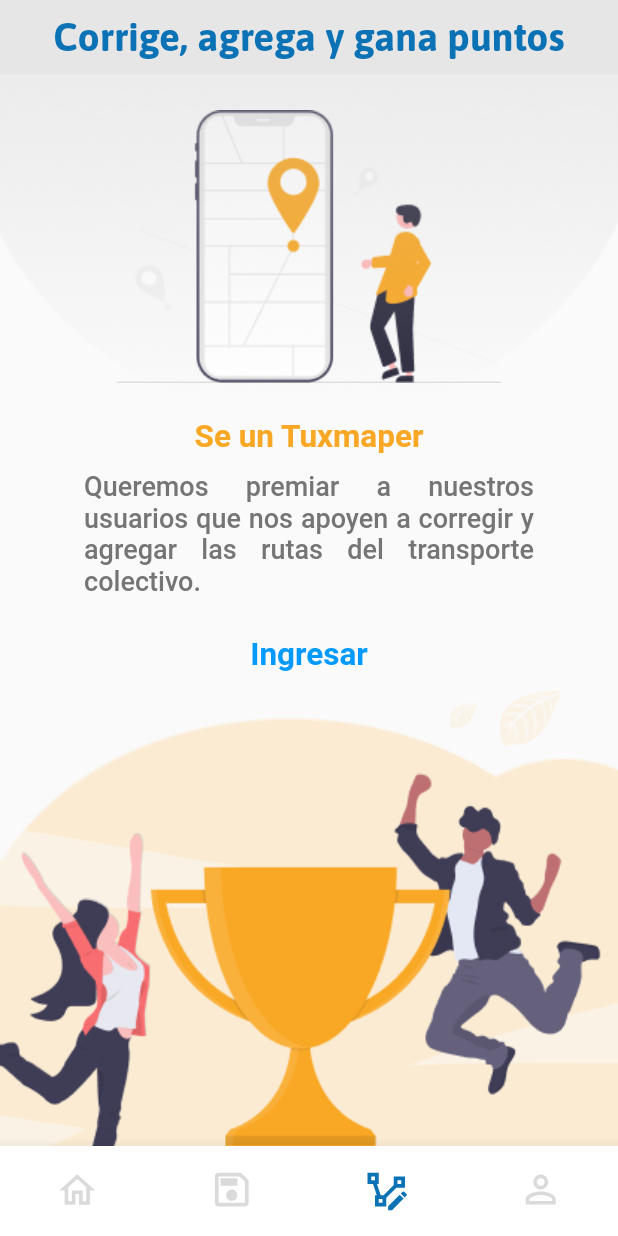
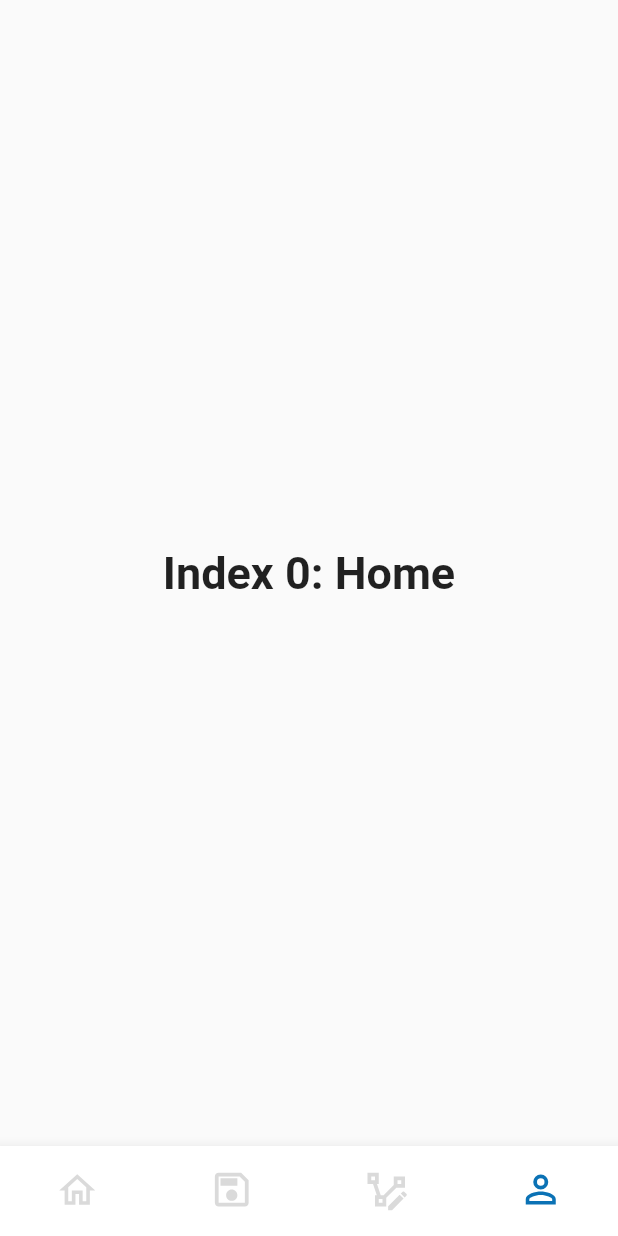
Before and after one commit to 203433/AU-Front, a Flutter app: the screen it shows after launch, on a phone screen of 412 x 824 dp. Run offline on Flutter 3.47's test engine with Material 2 defaults, Android fonts, the light colour scheme and no system bars; our stand-ins replace flutter_svg.

Commit message:
First attemp to do the routes function of the bottomnavbar

```diff
--- a/lib/main.dart
+++ b/lib/main.dart
@@ -1,6 +1,7 @@
 import 'package:flutter/material.dart';
 import 'package:frontend/screens/pagina_inicio.dart';
 import 'package:frontend/screens/editor_rutas.dart';
+import 'package:frontend/screens/pagina_usar.dart';
 
 void main() => runApp(const MyApp());
 
@@ -14,8 +15,7 @@ class MyApp extends StatelessWidget {
       theme: ThemeData(fontFamily: "Asap"),
       initialRoute: "/",
       routes: {
-        "/": (context) => const PaginaInicio(),
-        "/editorrutas": (context) => const EditorRutas(),
+        "/": (context) => const PaginaUsar(),
       },
     );
   }
--- a/lib/modules/bottom_nav.dart
+++ b/lib/modules/bottom_nav.dart
@@ -1,14 +1,14 @@
 import 'package:flutter/material.dart';
 import 'package:flutter_svg/svg.dart';
+import 'package:frontend/screens/pagina_usar.dart';
 
 class BottomNav extends StatefulWidget {
   const BottomNav({super.key});
-
   @override
   State<BottomNav> createState() => _BottomNavState();
 }
 
-int _selectedIndex = 2;
+int _selectedIndex = 3;
 
 class _BottomNavState extends State<BottomNav> {
   @override
@@ -64,13 +64,28 @@ class _BottomNavState extends State<BottomNav> {
       showSelectedLabels: false,
       showUnselectedLabels: false,
       type: BottomNavigationBarType.fixed,
-      onTap: _onItemTapped,
+      onTap: (index) => _onItemTapped(context as BuildContext, index),
     );
   }
 
-  void _onItemTapped(int index) {
+  void _onItemTapped(BuildContext context, int index) {
     setState(() {
       _selectedIndex = index;
+      if (index == 0) {
+        _paginaUsar(context);
+      } else if (index == 1) {
+        _paginaUsar(context);
+      } else if (index == 2) {
+        _paginaUsar(context);
+      } else if (index == 3) {
+        _paginaUsar(context);
+      }
     });
   }
+
+  void _paginaUsar(BuildContext context) {
+    Navigator.of(context).pushNamed("/",
+        arguments: PaginaUsarArguments(selectedIndex: _selectedIndex));
+    print(_selectedIndex);
+  }
 }
--- a/lib/screens/pagina_inicio.dart
+++ b/lib/screens/pagina_inicio.dart
@@ -31,7 +31,6 @@ class PaginaInicio extends StatelessWidget {
             ],
           ),
         ),
-        bottomNavigationBar: const BottomNav(),
       ),
     );
   }
--- /dev/null
+++ b/lib/screens/pagina_usar.dart
@@ -0,0 +1,54 @@
+import 'package:flutter/material.dart';
+import 'package:frontend/modules/bottom_nav.dart';
+import 'package:frontend/screens/editor_rutas.dart';
+
+void main() => runApp(const PaginaUsar());
+
+class PaginaUsar extends StatefulWidget {
+  const PaginaUsar({super.key});
+
+  @override
+  State<PaginaUsar> createState() => _PaginaUsarState();
+}
+
+class _PaginaUsarState extends State<PaginaUsar> {
+  static const TextStyle optionStyle =
+      TextStyle(fontSize: 30, fontWeight: FontWeight.bold);
+  static const List<Widget> _widgetOptions = <Widget>[
+    Text(
+      'Index 0: Home',
+      style: optionStyle,
+    ),
+    Text(
+      'Index 1: Business',
+      style: optionStyle,
+    ),
+    Text(
+      'Index 2: School',
+      style: optionStyle,
+    ),
+    Text(
+      'Index 3: Settings',
+      style: optionStyle,
+    ),
+  ];
+  @override
+  Widget build(BuildContext context) {
+    late PaginaUsarArguments datos;
+
+    return MaterialApp(
+      title: 'Material App',
+      home: Scaffold(
+        body: Center(
+          child: _widgetOptions.elementAt(0),
+        ),
+        bottomNavigationBar: const BottomNav(),
+      ),
+    );
+  }
+}
+
+class PaginaUsarArguments {
+  int selectedIndex;
+  PaginaUsarArguments({required this.selectedIndex});
+}
```
